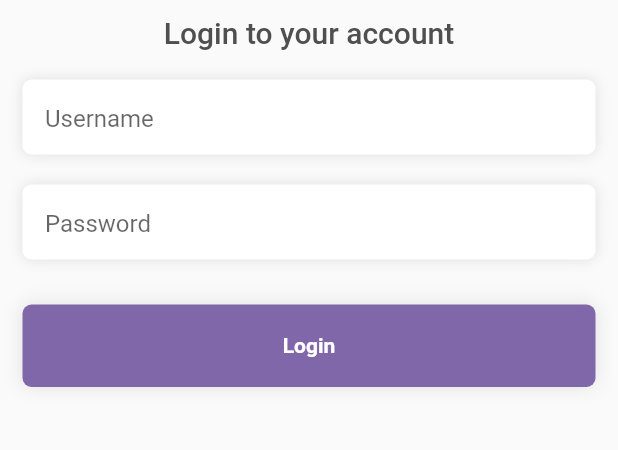
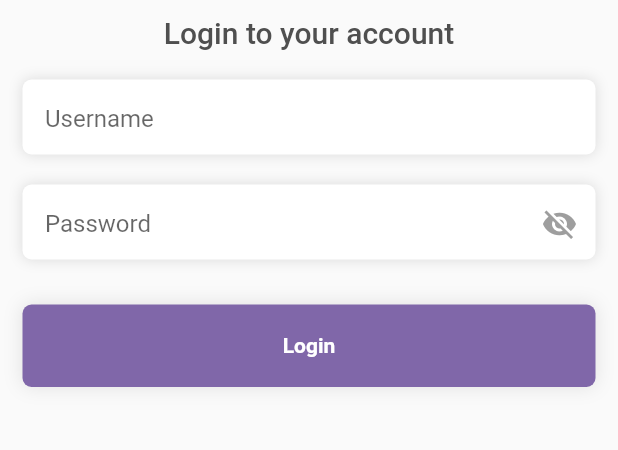
Before and after one commit to CampusConnect-Organization/CampusConnect-Plus, a Flutter app: the screen it shows after launch, on a phone screen of 412 x 824 dp, the part 480-930 px from its top. Run offline on Flutter 3.47's test engine with Material 2 defaults, Android fonts, the phone set to English and light mode, and no system bars; our stand-ins replace font_awesome_flutter, get, hexcolor, shared_preferences; accounts and stored records are empty; network calls fail.

Commit message:
chore: some design changes

```diff
--- a/lib/widgets/profile.widget.dart
+++ b/lib/widgets/profile.widget.dart
@@ -5,7 +5,7 @@ import 'package:campus_connect_plus/utils/global.colors.dart';
 import 'package:flutter/material.dart';
 
 class ProfileWidget extends StatefulWidget {
-  ProfileWidget({
+  const ProfileWidget({
     Key? key,
     required this.profilePicture,
     required this.firstName,
--- a/lib/widgets/textform.widget.dart
+++ b/lib/widgets/textform.widget.dart
@@ -1,15 +1,17 @@
+// ignore_for_file: library_private_types_in_public_api
+
 import 'package:flutter/material.dart';
 
-class TextFormGlobal extends StatelessWidget {
+class TextFormGlobal extends StatefulWidget {
   const TextFormGlobal({
-    super.key,
+    Key? key,
     required this.controller,
     required this.text,
     required this.textInputType,
     required this.obscure,
     required this.labelText,
     this.onTap,
-  });
+  }) : super(key: key);
 
   final TextEditingController controller;
   final String text;
@@ -19,30 +21,52 @@ class TextFormGlobal extends StatelessWidget {
   final Function()? onTap;
 
   @override
+  _TextFormGlobalState createState() => _TextFormGlobalState();
+}
+
+class _TextFormGlobalState extends State<TextFormGlobal> {
+  bool _obscureText = true;
+
+  @override
   Widget build(BuildContext context) {
     return Container(
       height: 50,
       padding: const EdgeInsets.only(top: 3, left: 15),
       decoration: BoxDecoration(
-          color: Colors.white,
-          borderRadius: BorderRadius.circular(6),
-          boxShadow: [
-            BoxShadow(
-              color: Colors.black.withOpacity(0.1),
-              blurRadius: 7,
-            )
-          ]),
+        color: Colors.white,
+        borderRadius: BorderRadius.circular(6),
+        boxShadow: const [
+          BoxShadow(
+            color: Colors.black12,
+            blurRadius: 7,
+          ),
+        ],
+      ),
       child: TextFormField(
-        controller: controller,
-        keyboardType: textInputType,
-        obscureText: obscure,
+        controller: widget.controller,
+        keyboardType: widget.textInputType,
+        obscureText: _obscureText && widget.obscure,
         decoration: InputDecoration(
-            hintText: text,
-            border: InputBorder.none,
-            labelText: labelText,
-            contentPadding: const EdgeInsets.all(0),
-            hintStyle: const TextStyle(height: 1)),
-        onTap: onTap,
+          hintText: widget.text,
+          border: InputBorder.none,
+          labelText: widget.labelText,
+          contentPadding: const EdgeInsets.all(0),
+          hintStyle: const TextStyle(height: 1),
+          suffixIcon: widget.obscure
+              ? IconButton(
+                  onPressed: () {
+                    setState(() {
+                      _obscureText = !_obscureText;
+                    });
+                  },
+                  icon: Icon(
+                    _obscureText ? Icons.visibility_off : Icons.visibility,
+                    color: Colors.grey,
+                  ),
+                )
+              : null,
+        ),
+        onTap: widget.onTap,
       ),
     );
   }
```
Also changed, not shown: lib/view/profile.view.dart (+5 -5 lines).
